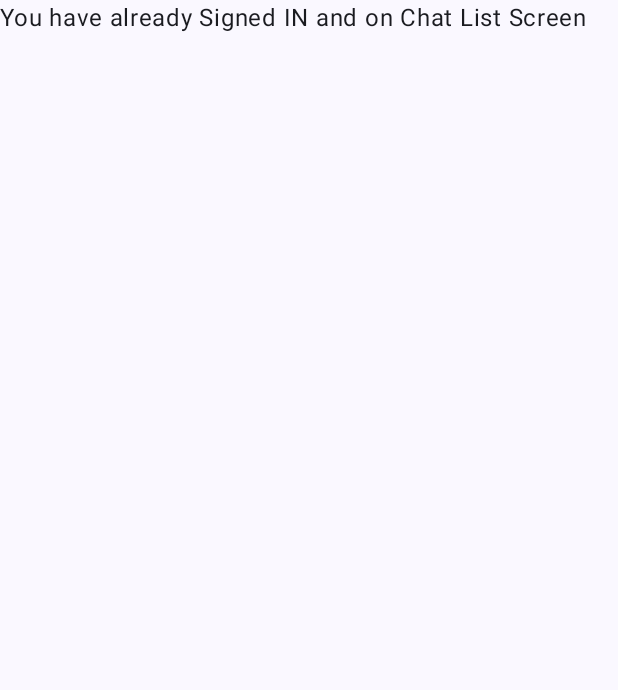
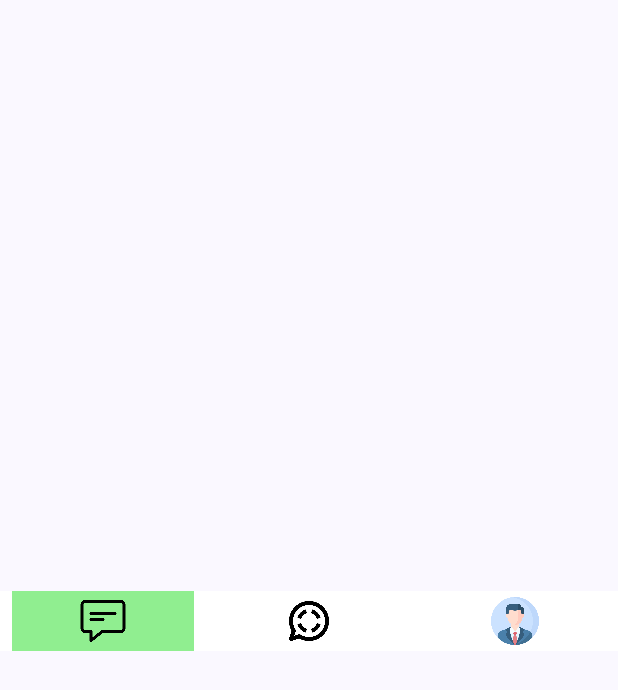
Before and after one commit to Suryansh3679/Chat-App, an Android app built with Jetpack Compose: the ChatListScreen screen opened through its navigation route, on a phone screen of 412 x 824 dp. Shown: the top 690 px of the screen. Run offline under Robolectric (Android 15) with nearby library versions, the phone set to English and light mode, and no system bars; our stand-ins replace Dagger/Hilt's generated code, Firebase (no records; nobody signed in at launch, a user with empty details on screens opened directly).

Commit message:
Bottom Nav Menu

```diff
--- a/app/src/main/java/app/proj/whispr/LCViewModel.kt
+++ b/app/src/main/java/app/proj/whispr/LCViewModel.kt
@@ -21,7 +21,6 @@ import javax.inject.Inject
 class LCViewModel @Inject constructor(
     val auth : FirebaseAuth,
     val db : FirebaseFirestore
-
 ) : ViewModel() {
     //to show circular progress Bar
     var inProgress = mutableStateOf(false)
--- a/app/src/main/java/app/proj/whispr/MainActivity.kt
+++ b/app/src/main/java/app/proj/whispr/MainActivity.kt
@@ -14,7 +14,9 @@ import androidx.navigation.compose.composable
 import androidx.navigation.compose.rememberNavController
 import app.proj.whispr.Screens.ChatListScreen
 import app.proj.whispr.Screens.LoginScreen
+import app.proj.whispr.Screens.ProfileScreen
 import app.proj.whispr.Screens.SignUpScreen
+import app.proj.whispr.Screens.StatusScreen
 import app.proj.whispr.ui.theme.WhisprTheme
 import dagger.hilt.android.AndroidEntryPoint
 
@@ -70,7 +72,13 @@ class MainActivity : ComponentActivity() {
             }
 
             composable(DestinationScreen.ChatList.route) {
-                ChatListScreen()
+                ChatListScreen(navController,viewModel)
+            }
+            composable(DestinationScreen.StatusList.route) {
+                StatusScreen(navController,viewModel)
+            }
+            composable(DestinationScreen.Profile.route) {
+                ProfileScreen(navController,viewModel)
             }
 
 
--- a/app/src/main/java/app/proj/whispr/Screens/BottomNavigationMenu.kt
+++ b/app/src/main/java/app/proj/whispr/Screens/BottomNavigationMenu.kt
@@ -1,9 +1,88 @@
 package app.proj.whispr.Screens
 
+import androidx.compose.foundation.Image
+import androidx.compose.foundation.background
+import androidx.compose.foundation.clickable
+import androidx.compose.foundation.layout.Arrangement
+import androidx.compose.foundation.layout.Box
+import androidx.compose.foundation.layout.Row
+import androidx.compose.foundation.layout.fillMaxSize
+import androidx.compose.foundation.layout.fillMaxWidth
+import androidx.compose.foundation.layout.padding
+import androidx.compose.foundation.layout.size
+import androidx.compose.foundation.layout.wrapContentHeight
+import androidx.compose.foundation.layout.wrapContentSize
 import androidx.compose.runtime.Composable
+import androidx.compose.ui.Alignment
+import androidx.compose.ui.Modifier
+import androidx.compose.ui.graphics.Color
+import androidx.compose.ui.graphics.ColorFilter
+import androidx.compose.ui.res.colorResource
+import androidx.compose.ui.res.painterResource
+import androidx.compose.ui.unit.dp
+import androidx.navigation.NavController
+import app.proj.whispr.DestinationScreen
+import app.proj.whispr.R
+import app.proj.whispr.navigateTo
 
 
-@Composable
-fun BottomNavigationMenu(){
+enum class BottomNavigationMenuItem(val icon: Int, val navDestinationScreen: DestinationScreen) {
+
+    CHATLIST(R.drawable.chat, DestinationScreen.ChatList),
+    STATUSLIST(R.drawable.status, DestinationScreen.StatusList),
+    PROFILE(R.drawable.profile, DestinationScreen.Profile)
 
 }
+
+@Composable
+fun BottomNavigationMenu(
+    selectedItem: BottomNavigationMenuItem,
+    navController: NavController
+) {
+
+    Row(
+
+        modifier = Modifier
+            .fillMaxWidth()
+            .wrapContentHeight()
+            .padding(top = 4.dp)
+            .background(Color.White),
+        horizontalArrangement = Arrangement.SpaceBetween
+    ) {
+
+        for (items in BottomNavigationMenuItem.values()) {
+            Box (
+                modifier = Modifier
+                    .weight(1f) // Distributes equal space among items
+                    .fillMaxWidth() // Ensures each takes its space
+                    .padding(horizontal = 8.dp)
+                    .weight(1f)
+                    .clickable {
+                        navigateTo(navController, items.navDestinationScreen.route)
+                    }
+                    .background(if (items == selectedItem) colorResource(id = R.color.light_green)
+                        else Color.White
+                    )
+            ,
+                contentAlignment = Alignment.Center
+            ){
+                Image(painter = painterResource(id = items.icon), contentDescription = null,
+                    modifier = Modifier
+                        .size(40.dp)
+                        .padding(4.dp)
+//
+
+//                        .background((if (items == selectedItem) colorResource(id = R.color.light_green)
+//                        else Color.White))
+                    ,
+//                    colorFilter = if (items == selectedItem) ColorFilter.tint(Color.Black)
+//                    else ColorFilter.tint(Color.Gray)
+
+                )
+            }
+
+
+        }
+
+    }
+}
--- a/app/src/main/java/app/proj/whispr/Screens/ChatListScreen.kt
+++ b/app/src/main/java/app/proj/whispr/Screens/ChatListScreen.kt
@@ -2,10 +2,14 @@ package app.proj.whispr.Screens
 
 import androidx.compose.material3.Text
 import androidx.compose.runtime.Composable
+import androidx.navigation.NavController
+import app.proj.whispr.LCViewModel
+import dagger.hilt.android.lifecycle.HiltViewModel
 
 
 @Composable
-fun ChatListScreen(){
+fun ChatListScreen(navController: NavController,viewModel: LCViewModel){
 
-    Text(text = "You have already Signed IN and on Chat List Screen")
+
+    BottomNavigationMenu(selectedItem = BottomNavigationMenuItem.CHATLIST, navController = navController )
 }
--- a/app/src/main/java/app/proj/whispr/Screens/StatusScreen.kt
+++ b/app/src/main/java/app/proj/whispr/Screens/StatusScreen.kt
@@ -1,9 +1,12 @@
 package app.proj.whispr.Screens
 
 import androidx.compose.runtime.Composable
+import androidx.navigation.NavController
+import app.proj.whispr.LCViewModel
 
 
 @Composable
-fun StatusScreen(){
+fun StatusScreen(navController: NavController, viewModel: LCViewModel){
 
+    BottomNavigationMenu(selectedItem = BottomNavigationMenuItem.STATUSLIST, navController = navController )
 }
--- a/app/src/main/res/values/colors.xml
+++ b/app/src/main/res/values/colors.xml
@@ -7,4 +7,5 @@
     <color name="teal_700">#FF018786</color>
     <color name="black">#FF000000</color>
     <color name="white">#FFFFFFFF</color>
+    <color name="light_green">#90EE90</color>
 </resources>
```
Also changed, not shown: app/src/main/java/app/proj/whispr/Screens/ProfileScreen.kt (+30 -1 lines), app/src/main/res/drawable/chat.png (added), app/src/main/res/drawable/profile.png (added), app/src/main/res/drawable/status.png (added).
